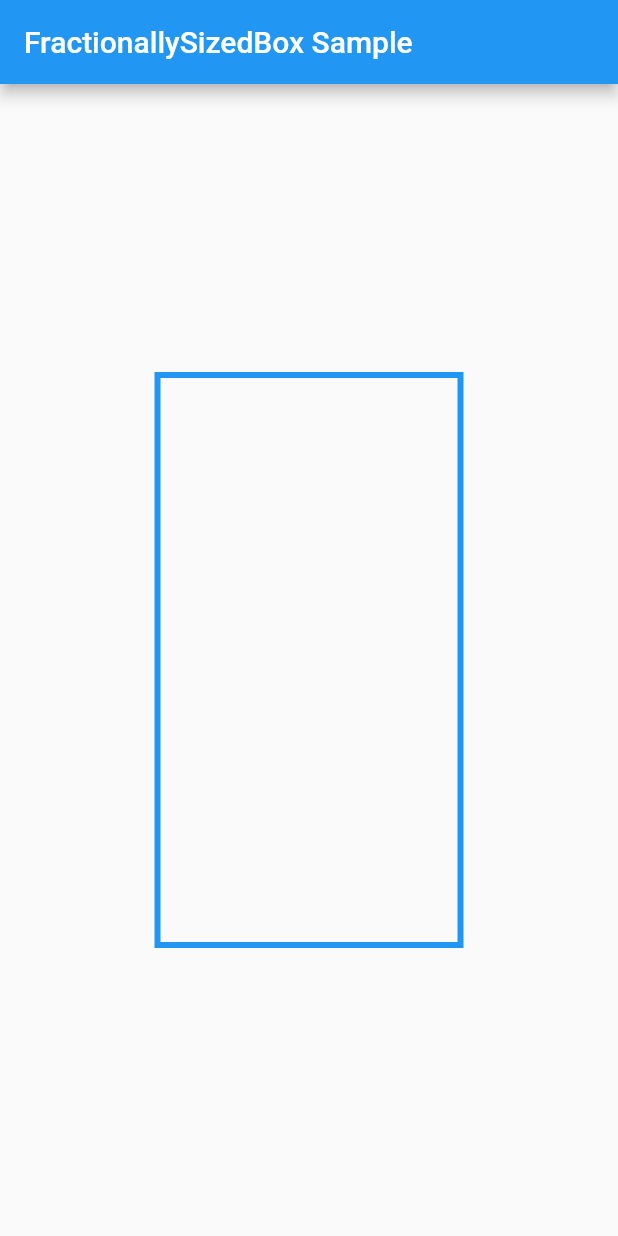
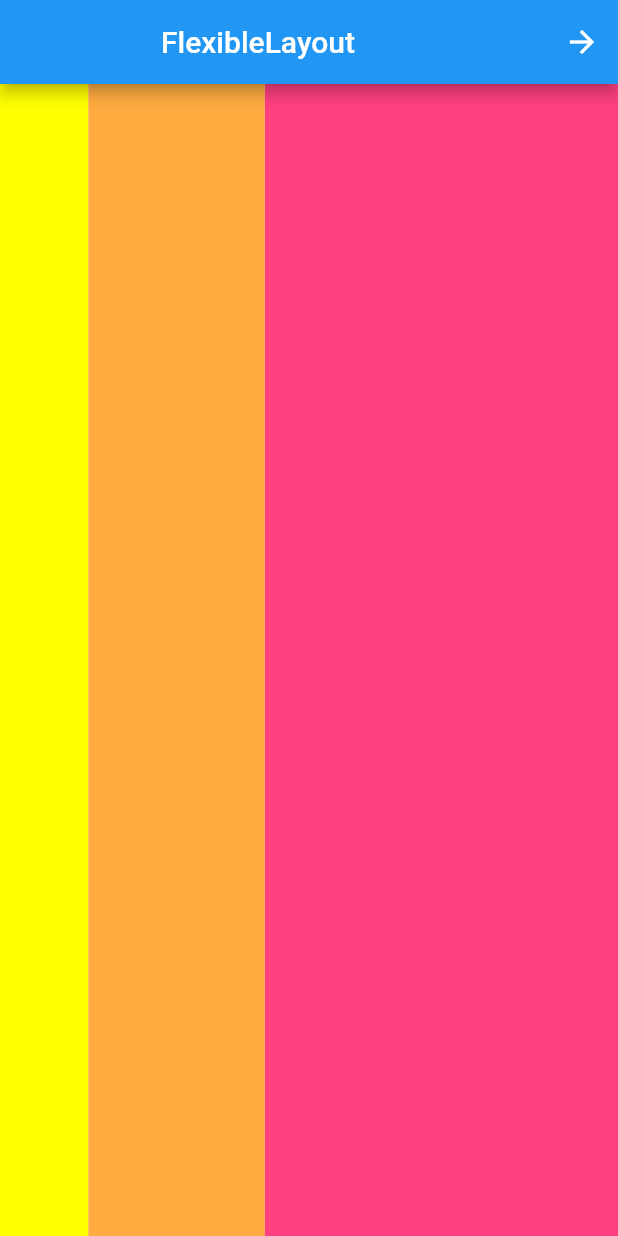
Before and after one commit to Alia12345678920/responsive1, a Flutter app: the screen it shows after launch, on a phone screen of 412 x 824 dp. Run offline on Flutter 3.47's test engine with Material 2 defaults, Android fonts, the phone set to English and light mode, and no system bars.

Commit message:
responsive

```diff
--- a/responsive/analysis_options.yaml
+++ b/responsive/analysis_options.yaml
@@ -13,7 +13,8 @@ linter:
   # The lint rules applied to this project can be customized in the
   # section below to disable rules from the `package:flutter_lints/flutter.yaml`
   # included above or to enable additional rules. A list of all available lints
-  # and their documentation is published at https://dart.dev/lints.
+  # and their documentation is published at
+  # https://dart-lang.github.io/linter/lints/index.html.
   #
   # Instead of disabling a lint rule for the entire project in the
   # section below, it can also be suppressed for a single line of code
--- a/responsive/lib/FlexibleLayout.dart
+++ b/responsive/lib/FlexibleLayout.dart
@@ -1,4 +1,6 @@
 import 'package:flutter/material.dart';
+
+import 'MediaQuery.dart';
 
 class Responsive1 extends StatefulWidget {
   const Responsive1({super.key});
@@ -10,7 +12,24 @@ class Responsive1 extends StatefulWidget {
 class _ResponsiveState extends State<Responsive1> {
   @override
   Widget build(BuildContext context) {
-    return Row(
+    return Scaffold(
+      appBar: AppBar(title: Center(child: const Text('FlexibleLayout')),
+        actions: [
+          SizedBox(width: 20,),
+          IconButton(
+              icon: Icon(Icons.arrow_forward,
+                color: Colors.white,
+              ),
+              onPressed: () {
+                Navigator.of(context).push(MaterialPageRoute(builder: (context) {
+                  return Responsive2();
+                }));
+              }
+          ),
+        ],
+      ),
+     body:
+         Row(
           children: [
             // Expanded(
             //     child: Container(
@@ -39,7 +58,11 @@ class _ResponsiveState extends State<Responsive1> {
                 child: Container(
                   color: Colors.pinkAccent,
                 )),
-      ],
+
+
+          ],),
+
+
     );
   }
 }
--- a/responsive/lib/FractionallySizedBox.dart
+++ b/responsive/lib/FractionallySizedBox.dart
@@ -5,7 +5,12 @@ class FractionallySizedBoxExample extends StatelessWidget {
 
   @override
   Widget build(BuildContext context) {
-    return SizedBox.expand(
+    return
+      Scaffold(
+        appBar: AppBar(title: Center(child: const Text('FractionallySizedBox')),
+
+        ),
+        body: SizedBox.expand(
         child: FractionallySizedBox(
           widthFactor: 0.5,
           heightFactor: 0.5,
@@ -21,6 +26,7 @@ class FractionallySizedBoxExample extends StatelessWidget {
           ),
 
         ),
+    ),
       );
   }
 }
--- a/responsive/lib/main.dart
+++ b/responsive/lib/main.dart
@@ -53,10 +53,11 @@ class FractionallySizedBoxApp extends StatelessWidget {
   @override
   Widget build(BuildContext context) {
     return MaterialApp(
-      home: Scaffold(
-        appBar: AppBar(title: const Text('FractionallySizedBox Sample')),
-        body: const FractionallySizedBoxExample(),
-      ),
+      debugShowCheckedModeBanner: false,
+      home: Responsive1()
+
+
+
     );
   }
 }
```
Also changed, not shown: responsive/lib/AspectRatio.dart (+17 -1 lines), responsive/lib/FittedBox.dart (+20 -1 lines), responsive/lib/LayoutBuilder.dart (+17 -1 lines), responsive/lib/MediaQuery.dart (+17 -0 lines), responsive/pubspec.yaml (+10 -4 lines), responsive/icon/ic.png (added), responsive/pubspec.lock, 38 other files. Lines whose indentation alone changed are shown as unchanged.
